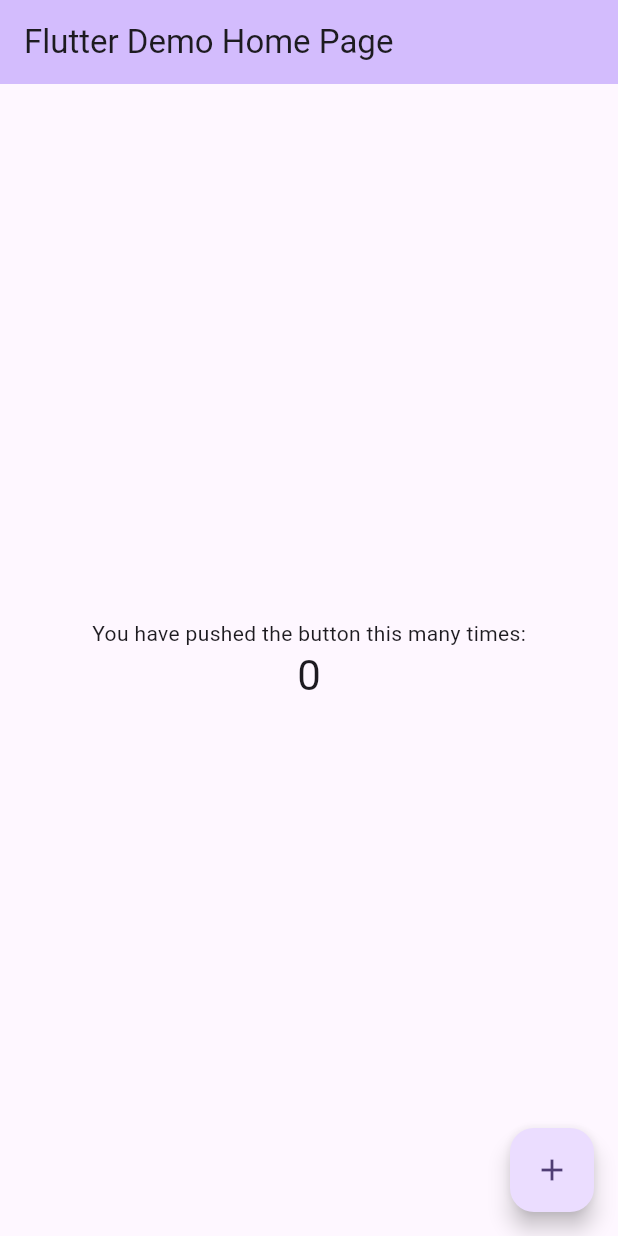
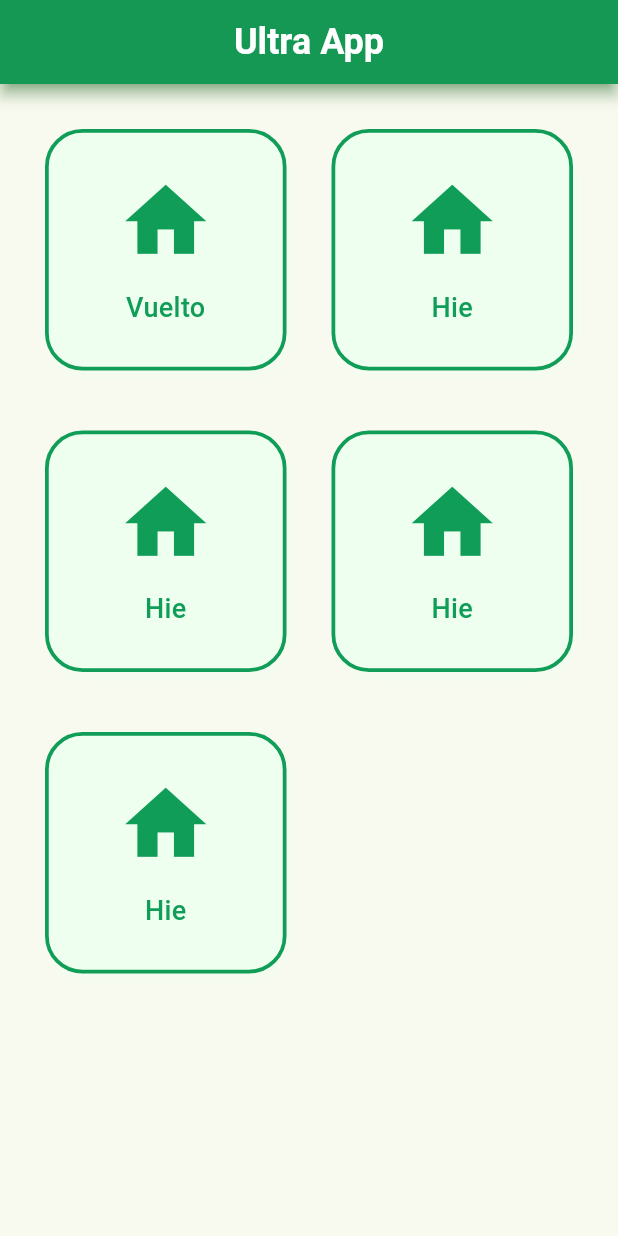
Before and after one commit to vieerr/saint-roche-atomic-design, a Flutter app: the screen it shows after launch, on a phone screen of 412 x 824 dp. Run offline on Flutter 3.47's test engine with Material 3 defaults, Android fonts, the phone set to English and light mode, and no system bars.

Commit message:
feat(home): 🎸 initial home display

```diff
--- /dev/null
+++ b/lib/commons/widgets/home_button.dart
@@ -0,0 +1,60 @@
+import 'package:flutter/material.dart';
+import 'package:saint_roche_atomic_design/commons/styles/colors.dart';
+
+class HomeButton extends StatelessWidget {
+  final String title;
+  final IconData icon;
+
+  const HomeButton({
+        super.key,
+        required this.title,
+        required this.icon
+      });
+
+  @override
+  Widget build(BuildContext context) {
+    return  Container(
+      padding: EdgeInsets.all(8),
+      decoration: BoxDecoration(
+        color: UltraColors.primaryLight,
+        borderRadius: BorderRadius.circular(25.0),
+        boxShadow: [
+          BoxShadow(
+            color: UltraColors.primaryLight.withValues(alpha: 0.5),
+            blurRadius: 4,
+            offset: Offset(2.5, 5),
+          ),
+        ],
+        border: Border.all(
+          color: UltraColors.primary,
+          width: 2.5,
+        ),
+      ),
+      child: Column(
+        mainAxisAlignment: MainAxisAlignment.center,
+        children: [
+          Icon(
+            icon,
+            size: 65,
+            color: UltraColors.primary,
+          ),
+          SizedBox(height: 12,),
+          Padding(
+            padding: const EdgeInsets.symmetric(horizontal: 8.0),
+            child: Text(
+              title,
+              textAlign: TextAlign.center,
+              style: TextStyle(
+                color: UltraColors.primary,
+                fontSize: 18.0,
+                fontWeight: FontWeight.w500,
+              ),
+              maxLines: 2,
+              overflow: TextOverflow.ellipsis,
+            ),
+          ),
+        ],
+      ),
+    );
+  }
+}
--- a/lib/commons/widgets/ultra_app_bar.dart
+++ b/lib/commons/widgets/ultra_app_bar.dart
@@ -0,0 +1,28 @@
+import 'package:flutter/material.dart';
+
+class UltraAppBar extends StatelessWidget implements PreferredSizeWidget {
+  final String appBarName;
+
+  const UltraAppBar({super.key, required this.appBarName});
+
+  @override
+  Size get preferredSize => const Size.fromHeight(kToolbarHeight);
+
+  @override
+  Widget build(BuildContext context) {
+    return AppBar(
+      title: Text(
+        appBarName,
+        style: TextStyle(
+            fontWeight:FontWeight.bold,
+            fontSize:24,
+            color: Colors.white
+        ),
+      ),
+      centerTitle: true,
+      backgroundColor: Color(0xFF0F9D58),
+      elevation: 4,
+      shadowColor: Colors.green,
+    );
+  }
+}
--- a/lib/home.dart
+++ b/lib/home.dart
@@ -0,0 +1,28 @@
+import 'package:flutter/material.dart';
+import 'package:saint_roche_atomic_design/commons/widgets/home_button.dart';
+import 'package:saint_roche_atomic_design/commons/widgets/ultra_app_bar.dart';
+
+class Home extends StatelessWidget {
+  const Home({super.key});
+
+  @override
+  Widget build(BuildContext context) {
+    return Scaffold(
+      appBar: UltraAppBar(appBarName: "Ultra App"),
+      body: GridView.count(
+        primary: false,
+        padding: const EdgeInsets.all(30),
+        crossAxisSpacing: 30,
+        mainAxisSpacing: 40,
+        crossAxisCount: 2,
+        children: <Widget>[
+          HomeButton(icon: Icons.home, title: "Vuelto"),
+          HomeButton(icon: Icons.home, title: "Hie"),
+          HomeButton(icon: Icons.home, title: "Hie"),
+          HomeButton(icon: Icons.home, title: "Hie"),
+          HomeButton(icon: Icons.home, title: "Hie"),
+        ],
+      ),
+    );
+  }
+}
--- a/lib/main.dart
+++ b/lib/main.dart
@@ -1,4 +1,5 @@
 import 'package:flutter/material.dart';
+import 'package:saint_roche_atomic_design/home.dart';
 
 void main() {
   runApp(const MyApp());
@@ -7,116 +8,15 @@ void main() {
 class MyApp extends StatelessWidget {
   const MyApp({super.key});
 
-  // This widget is the root of your application.
   @override
   Widget build(BuildContext context) {
     return MaterialApp(
-      title: 'Flutter Demo',
+      debugShowCheckedModeBanner: false,
+      title: 'Nav App',
       theme: ThemeData(
-        // This is the theme of your application.
-        //
-        // TRY THIS: Try running your application with "flutter run". You'll see
-        // the application has a purple toolbar. Then, without quitting the app,
-        // try changing the seedColor in the colorScheme below to Colors.green
-        // and then invoke "hot reload" (save your changes or press the "hot
-        // reload" button in a Flutter-supported IDE, or press "r" if you used
-        // the command line to start the app).
-        //
-        // Notice that the counter didn't reset back to zero; the application
-        // state is not lost during the reload. To reset the state, use hot
-        // restart instead.
-        //
-        // This works for code too, not just values: Most code changes can be
-        // tested with just a hot reload.
-        colorScheme: ColorScheme.fromSeed(seedColor: Colors.deepPurple),
+        colorScheme: ColorScheme.fromSeed(seedColor: Colors.lightGreen[300]!),
       ),
-      home: const MyHomePage(title: 'Flutter Demo Home Page'),
+      home: const Home(),
     );
   }
 }
-
-class MyHomePage extends StatefulWidget {
-  const MyHomePage({super.key, required this.title});
-
-  // This widget is the home page of your application. It is stateful, meaning
-  // that it has a State object (defined below) that contains fields that affect
-  // how it looks.
-
-  // This class is the configuration for the state. It holds the values (in this
-  // case the title) provided by the parent (in this case the App widget) and
-  // used by the build method of the State. Fields in a Widget subclass are
-  // always marked "final".
-
-  final String title;
-
-  @override
-  State<MyHomePage> createState() => _MyHomePageState();
-}
-
-class _MyHomePageState extends State<MyHomePage> {
-  int _counter = 0;
-
-  void _incrementCounter() {
-    setState(() {
-      // This call to setState tells the Flutter framework that something has
-      // changed in this State, which causes it to rerun the build method below
-      // so that the display can reflect the updated values. If we changed
-      // _counter without calling setState(), then the build method would not be
-      // called again, and so nothing would appear to happen.
-      _counter++;
-    });
-  }
-
-  @override
-  Widget build(BuildContext context) {
-    // This method is rerun every time setState is called, for instance as done
-    // by the _incrementCounter method above.
-    //
-    // The Flutter framework has been optimized to make rerunning build methods
-    // fast, so that you can just rebuild anything that needs updating rather
-    // than having to individually change instances of widgets.
-    return Scaffold(
-      appBar: AppBar(
-        // TRY THIS: Try changing the color here to a specific color (to
-        // Colors.amber, perhaps?) and trigger a hot reload to see the AppBar
-        // change color while the other colors stay the same.
-        backgroundColor: Theme.of(context).colorScheme.inversePrimary,
-        // Here we take the value from the MyHomePage object that was created by
-        // the App.build method, and use it to set our appbar title.
-        title: Text(widget.title),
-      ),
-      body: Center(
-        // Center is a layout widget. It takes a single child and positions it
-        // in the middle of the parent.
-        child: Column(
-          // Column is also a layout widget. It takes a list of children and
-          // arranges them vertically. By default, it sizes itself to fit its
-          // children horizontally, and tries to be as tall as its parent.
-          //
-          // Column has various properties to control how it sizes itself and
-          // how it positions its children. Here we use mainAxisAlignment to
-          // center the children vertically; the main axis here is the vertical
-          // axis because Columns are vertical (the cross axis would be
-          // horizontal).
-          //
-          // TRY THIS: Invoke "debug painting" (choose the "Toggle Debug Paint"
-          // action in the IDE, or press "p" in the console), to see the
-          // wireframe for each widget.
-          mainAxisAlignment: MainAxisAlignment.center,
-          children: <Widget>[
-            const Text('You have pushed the button this many times:'),
-            Text(
-              '$_counter',
-              style: Theme.of(context).textTheme.headlineMedium,
-            ),
-          ],
-        ),
-      ),
-      floatingActionButton: FloatingActionButton(
-        onPressed: _incrementCounter,
-        tooltip: 'Increment',
-        child: const Icon(Icons.add),
-      ), // This trailing comma makes auto-formatting nicer for build methods.
-    );
-  }
-}
```
